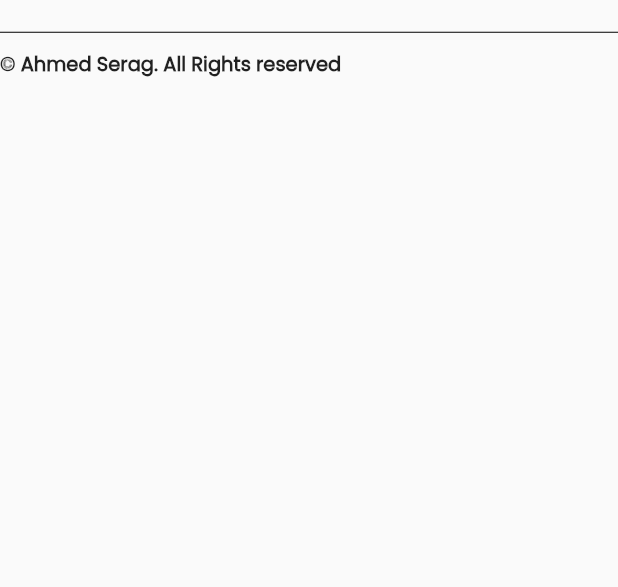
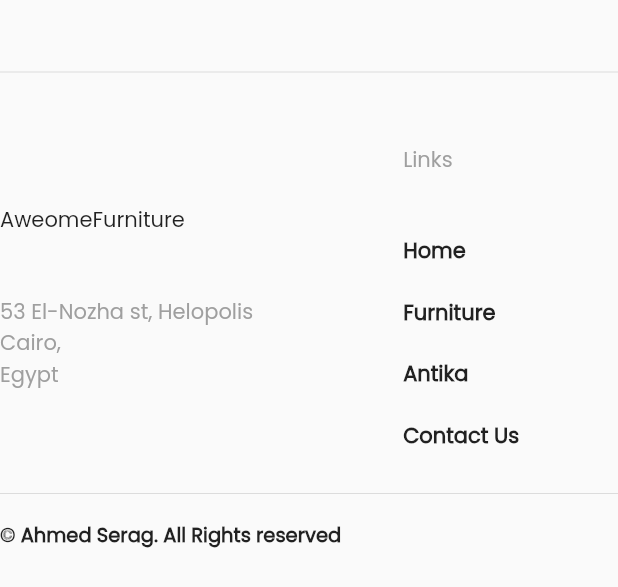
Before and after one commit to aseragmw/AwesomeFurnitureWebsite, a Flutter app: the Footer widget shown alone on an empty page, opened directly, on a phone screen of 412 x 824 dp. Shown: the top 587 px of the screen. Run offline on Flutter 3.47's test engine with Material 2 defaults, Android fonts, the light colour scheme and no system bars.

Commit message:
added contact and optimized UI

```diff
--- a/lib/constants/routes.dart
+++ b/lib/constants/routes.dart
@@ -2,3 +2,4 @@ const String HOMEROUTE = '/';
 const String FURNITUREROUTE = 'FurnitureRoute';
 const String ANTIKAROUTE = 'AntikaRoute';
 const String PRODUCTROUTE = 'ProductRoute';
+const String CONTACTROUTE = 'ContactRoute';
--- a/lib/main.dart
+++ b/lib/main.dart
@@ -1,4 +1,5 @@
 import 'package:awesome_furniture/constants/routes.dart';
+import 'package:awesome_furniture/views/contact_view/contact_view.dart';
 import 'package:awesome_furniture/views/furniture_view/furniture_view.dart';
 import 'package:awesome_furniture/views/home_view/home_view.dart';
 import 'package:awesome_furniture/views/product_view/product_view.dart';
@@ -23,7 +24,8 @@ class MyApp extends StatelessWidget {
       routes: {
         HOMEROUTE: (context) => HomeView(),
         FURNITUREROUTE: (context) => FurnitureView(),
-        PRODUCTROUTE:(context) => ProductView()
+        PRODUCTROUTE:(context) => ProductView(),
+        CONTACTROUTE:(context) => ContactView()
         // ANTIKAROUTE:(context) => AntiView()
       },
     );
--- a/lib/views/home_view/hero_section.dart
+++ b/lib/views/home_view/hero_section.dart
@@ -23,7 +23,7 @@ class HeroSection extends StatelessWidget {
           width: 900,
           height: 600,
         ),
-        Positioned(left: 380, top: 250, child: heroContent)
+        Positioned(left: 380, top: 150, child: heroContent)
       ],
     ));
   }
--- a/lib/widgets/footer.dart
+++ b/lib/widgets/footer.dart
@@ -1,6 +1,9 @@
 import 'package:flutter/material.dart';
 import 'package:flutter/src/widgets/framework.dart';
 import 'package:flutter/src/widgets/placeholder.dart';
+
+import '../constants/routes.dart';
+import 'navigation/nav_item.dart';
 
 class Footer extends StatelessWidget {
   const Footer({super.key});
@@ -10,12 +13,78 @@ class Footer extends StatelessWidget {
     return Column(
       children: [
         SizedBox(
+          height: 40,
+        ),
+        Divider(),
+        SizedBox(
+          height: 40,
+        ),
+        Row(
+          children: [
+            Column(
+              crossAxisAlignment: CrossAxisAlignment.start,
+              children: [
+                Text('AweomeFurniture'),
+                SizedBox(
+                  height: 40,
+                ),
+                Text('''53 El-Nozha st, Helopolis
+Cairo,
+Egypt''', style: TextStyle(color: Color(0xff9F9F9F))),
+              ],
+            ),
+            SizedBox(
+              width: 100,
+            ),
+            Column(
+              crossAxisAlignment: CrossAxisAlignment.start,
+              children: [
+                Text(
+                  'Links',
+                  style: TextStyle(color: Color(0xff9F9F9F)),
+                ),
+                SizedBox(
+                  height: 40,
+                ),
+                InkWell(
+                    onTap: () {
+                      Navigator.of(context).pushNamed(HOMEROUTE);
+                    },
+                    child: NavBarItem(title: 'Home')),
+                SizedBox(
                   height: 20,
                 ),
-        Divider(
-          height: 3,
-          color: Colors.black,
+                InkWell(
+                    onTap: () {
+                      Navigator.of(context).pushNamed(FURNITUREROUTE);
+                    },
+                    child: NavBarItem(title: 'Furniture')),
+                SizedBox(
+                  height: 20,
                 ),
+                InkWell(
+                    onTap: () {
+                      Navigator.of(context).pushNamed(FURNITUREROUTE);
+                    },
+                    child: NavBarItem(title: 'Antika')),
+                SizedBox(
+                  height: 20,
+                ),
+                InkWell(
+                    onTap: () {
+                      Navigator.of(context).pushNamed(CONTACTROUTE);
+                    },
+                    child: NavBarItem(title: 'Contact Us')),
+              ],
+            ),
+          ],
+        ),
+        Column(
+          children: [
+            SizedBox(
+              height: 20,
+            ),
+            Divider(),
             SizedBox(
               height: 10,
             ),
@@ -27,6 +96,8 @@ class Footer extends StatelessWidget {
               ),
             )
           ],
+        ),
+      ],
     );
   }
 }
```
Also changed, not shown: lib/views/contact_view/contact_view.dart (added, +99 -0 lines), lib/views/product_view/product_view.dart (+59 -0 lines), lib/widgets/navigation/nav_bar_desktop.dart (+8 -0 lines), assets/Group107.png (added), assets/Rectangle1.png (added). Lines whose indentation alone changed are shown as unchanged.
